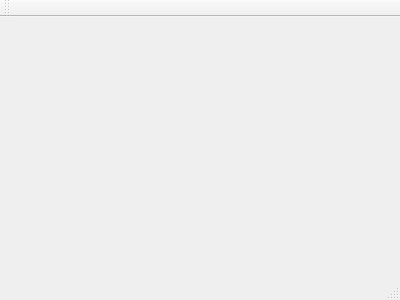
Before: the Qt Designer form GUI/SymposiumGui/mainwindow.ui in RickZack/Symposium, drawn with Qt 5.
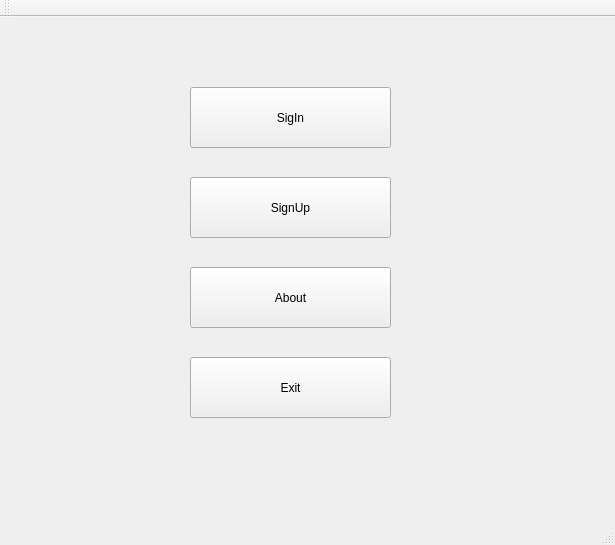
After: the same form once the commit is applied.

Patch:
```diff
--- a/GUI/SymposiumGui/mainwindow.ui
+++ b/GUI/SymposiumGui/mainwindow.ui
@@ -1,24 +1,92 @@
 <ui version="4.0">
  <class>MainWindow</class>
- <widget class="QMainWindow" name="MainWindow" >
-  <property name="geometry" >
+ <widget class="QMainWindow" name="MainWindow">
+  <property name="geometry">
    <rect>
     <x>0</x>
     <y>0</y>
-    <width>400</width>
-    <height>300</height>
+    <width>615</width>
+    <height>545</height>
    </rect>
   </property>
   <property name="windowTitle" >
    <string>MainWindow</string>
   </property>
-  <widget class="QMenuBar" name="menuBar" />
-  <widget class="QToolBar" name="mainToolBar" />
-  <widget class="QWidget" name="centralWidget" />
-  <widget class="QStatusBar" name="statusBar" />
+  <widget class="QWidget" name="centralWidget">
+   <widget class="QPushButton" name="pushButton">
+    <property name="geometry">
+     <rect>
+      <x>190</x>
+      <y>70</y>
+      <width>201</width>
+      <height>61</height>
+     </rect>
+    </property>
+    <property name="text">
+     <string>SigIn</string>
+    </property>
+   </widget>
+   <widget class="QPushButton" name="pushButton_2">
+    <property name="geometry">
+     <rect>
+      <x>190</x>
+      <y>160</y>
+      <width>201</width>
+      <height>61</height>
+     </rect>
+    </property>
+    <property name="text">
+     <string>SignUp</string>
+    </property>
+   </widget>
+   <widget class="QPushButton" name="exit">
+    <property name="geometry">
+     <rect>
+      <x>190</x>
+      <y>340</y>
+      <width>201</width>
+      <height>61</height>
+     </rect>
+    </property>
+    <property name="text">
+     <string>Exit</string>
+    </property>
+   </widget>
+   <widget class="QPushButton" name="about">
+    <property name="geometry">
+     <rect>
+      <x>190</x>
+      <y>250</y>
+      <width>201</width>
+      <height>61</height>
+     </rect>
+    </property>
+    <property name="text">
+     <string>About</string>
+    </property>
+   </widget>
+  </widget>
+  <widget class="QMenuBar" name="menuBar">
+   <property name="geometry">
+    <rect>
+     <x>0</x>
+     <y>0</y>
+     <width>615</width>
+     <height>26</height>
+    </rect>
+   </property>
+  </widget>
+  <widget class="QToolBar" name="mainToolBar">
+   <attribute name="toolBarArea">
+    <enum>TopToolBarArea</enum>
+   </attribute>
+   <attribute name="toolBarBreak">
+    <bool>false</bool>
+   </attribute>
+  </widget>
+  <widget class="QStatusBar" name="statusBar"/>
  </widget>
- <layoutDefault spacing="6" margin="11" />
- <pixmapfunction></pixmapfunction>
+ <layoutdefault spacing="6" margin="11"/>
  <resources/>
  <connections/>
 </ui>
```
Left out of the diff: 3 changed lines with no effect on the pictures.
